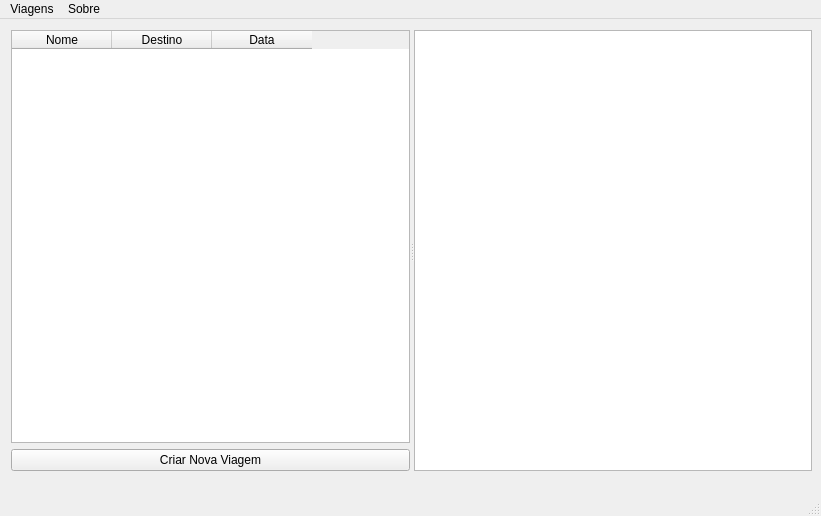
Old version of the form MotorPlanner/windowviagem.ui in the repository daiogocrs/trabalhofinal-prog2.
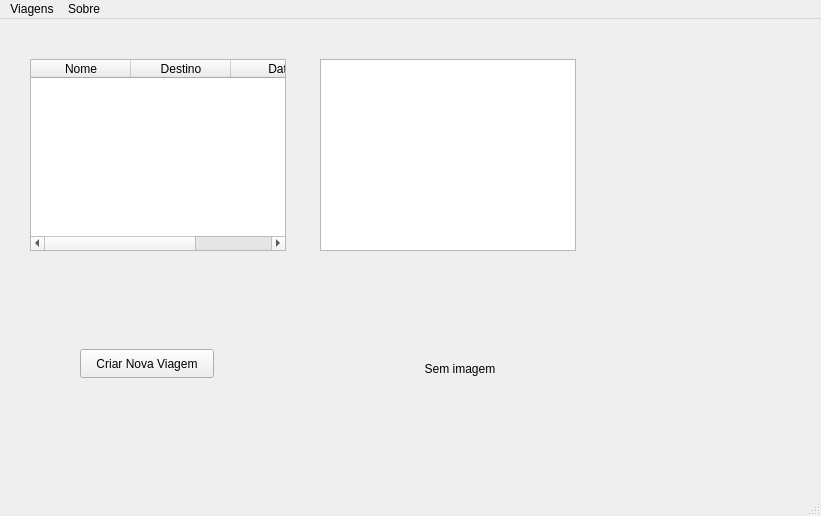
New version of the form.

```diff
--- a/MotorPlanner/windowviagem.ui
+++ b/MotorPlanner/windowviagem.ui
@@ -10,26 +10,76 @@
     <height>516</height>
    </rect>
   </property>
+  <property name="minimumSize">
+   <size>
+    <width>0</width>
+    <height>10</height>
+   </size>
+  </property>
   <property name="windowTitle">
    <string>MotorPlanner - Viagens</string>
   </property>
   <widget class="QWidget" name="centralwidget">
-   <widget class="QSplitter" name="splitter">
+   <widget class="QTextEdit" name="detalhesViagemTextEdit">
     <property name="geometry">
      <rect>
-      <x>11</x>
-      <y>11</y>
-      <width>801</width>
-      <height>441</height>
+      <x>320</x>
+      <y>40</y>
+      <width>256</width>
+      <height>192</height>
      </rect>
     </property>
-    <property name="orientation">
-     <enum>Qt::Orientation::Horizontal</enum>
+    <property name="readOnly">
+     <bool>true</bool>
     </property>
-    <widget class="QWidget" name="">
-     <layout class="QVBoxLayout" name="verticalLayout">
-      <item>
+   </widget>
+   <widget class="QPushButton" name="criarViagemButton">
+    <property name="geometry">
+     <rect>
+      <x>80</x>
+      <y>330</y>
+      <width>134</width>
+      <height>29</height>
+     </rect>
+    </property>
+    <property name="text">
+     <string>Criar Nova Viagem</string>
+    </property>
+   </widget>
+   <widget class="QLabel" name="imagemLabel">
+    <property name="geometry">
+     <rect>
+      <x>410</x>
+      <y>250</y>
+      <width>100</width>
+      <height>200</height>
+     </rect>
+    </property>
+    <property name="minimumSize">
+     <size>
+      <width>0</width>
+      <height>0</height>
+     </size>
+    </property>
+    <property name="text">
+     <string>Sem imagem</string>
+    </property>
+    <property name="scaledContents">
+     <bool>true</bool>
+    </property>
+    <property name="alignment">
+     <set>Qt::AlignmentFlag::AlignCenter</set>
+    </property>
+   </widget>
        <widget class="QTableWidget" name="tabelaViagensWidget">
+    <property name="geometry">
+     <rect>
+      <x>30</x>
+      <y>40</y>
+      <width>256</width>
+      <height>192</height>
+     </rect>
+    </property>
         <property name="editTriggers">
          <set>QAbstractItemView::EditTrigger::NoEditTriggers</set>
         </property>
@@ -54,22 +104,6 @@
           <string>Data</string>
          </property>
         </column>
-       </widget>
-      </item>
-      <item>
-       <widget class="QPushButton" name="criarViagemButton">
-        <property name="text">
-         <string>Criar Nova Viagem</string>
-        </property>
-       </widget>
-      </item>
-     </layout>
-    </widget>
-    <widget class="QTextEdit" name="detalhesViagemTextEdit">
-     <property name="readOnly">
-      <bool>true</bool>
-     </property>
-    </widget>
    </widget>
   </widget>
   <widget class="QMenuBar" name="menubar">
```
Lines whose indentation alone changed are shown as unchanged.
